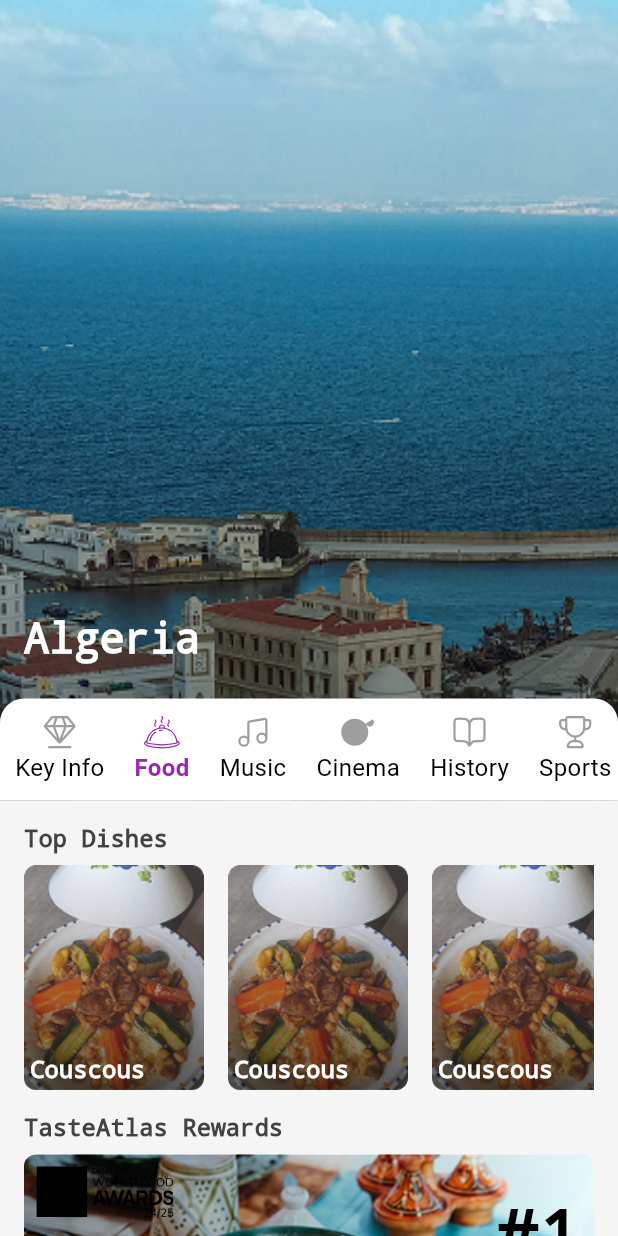
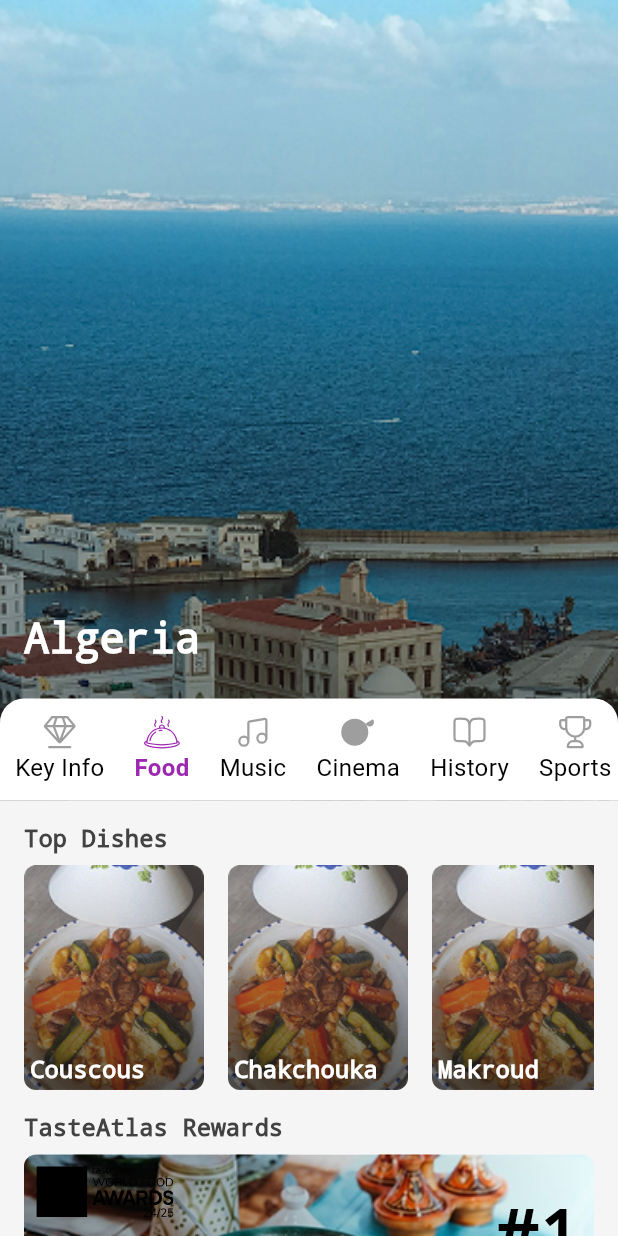
Before and after one commit to THA-Culterra/flutter-app, a Flutter app: the screen it shows after launch, after a tap on "Food", on a phone screen of 412 x 824 dp. Run offline on Flutter 3.47's test engine with Material 3 defaults, Android fonts, the phone set to English and light mode, and no system bars; our stand-ins replace firebase_auth, firebase_core, flutter_svg; missing offline and left inert: countries_world_map; accounts and stored records are empty.

Commit message:
implemented required country data from view model

```diff
--- a/lib/screens/Country/data/models/country.dart
+++ b/lib/screens/Country/data/models/country.dart
@@ -18,7 +18,7 @@ class Country{
     required this.description,
     required this.capital,
     required this.majorCities,
-    required this.language,
+    required this.languages,
     required this.currency,
     required this.religion,
     required this.dialCode,
@@ -36,7 +36,7 @@ class Country{
   String  description ;
   String  capital ;
   List<String>  majorCities ;
-  String  language ;
+  List<String>  languages ;
   String  currency ;
   Religion  religion ;
   String  dialCode ;
--- a/lib/screens/Country/data/models/dish.dart
+++ b/lib/screens/Country/data/models/dish.dart
@@ -8,9 +8,11 @@ class Dish {
     required this.name,
     required this.description,
     required this.mealType,
+    required this.imageUrl
   });
 
   String  name ;
   String  description ;
   MealType  mealType ;
+  String imageUrl;
 }
--- a/lib/screens/Country/data/models/emergency.dart
+++ b/lib/screens/Country/data/models/emergency.dart
@@ -8,8 +8,8 @@ class Emergency{
     required this.fire,
   });
 
-  String  police ;
-  String  ambulance ;
-  String  fire ;
+  int  police ;
+  int  ambulance ;
+  int  fire ;
 
 }
--- a/lib/screens/Country/presentation/country_view_model.dart
+++ b/lib/screens/Country/presentation/country_view_model.dart
@@ -30,7 +30,7 @@ class CountryViewModel {
       description: 'Algeria is a country in North Africa...',
       capital: 'Algiers',
       majorCities: ['Algiers', 'Oran', 'Constantine'],
-      language: 'Arabic',
+      languages: ['Arabic', "Amazigh"],
       currency: 'DZD',
       religion: Religion.islam,
       dialCode: '+213',
@@ -38,18 +38,23 @@ class CountryViewModel {
         dishes: [
           Dish(
             name: "Couscous",
-            description: "A staple dish made of steamed semolina served with vegetables and meat.",
+            description:
+                "A staple dish made of steamed semolina served with vegetables and meat.",
             mealType: MealType.dinner,
+            imageUrl: 'lib/core/assets/Couscous.png',
           ),
           Dish(
             name: "Chakchouka",
             description: "A spicy tomato and pepper stew with poached eggs.",
             mealType: MealType.breakfast,
+            imageUrl: 'lib/core/assets/Couscous.png',
           ),
           Dish(
             name: "Makroud",
-            description: "A sweet pastry filled with dates and nuts, often served with tea.",
+            description:
+                "A sweet pastry filled with dates and nuts, often served with tea.",
             mealType: MealType.dessert,
+            imageUrl: 'lib/core/assets/Couscous.png',
           ),
         ],
         restaurants: [
@@ -76,33 +81,33 @@ class CountryViewModel {
       music: Music(
         genres: [
           Genre(name: 'Raï', image: 'raï_image.jpg'),
-          Genre(name: 'Chaabi', image: 'chaabi_image.jpg')
+          Genre(name: 'Chaabi', image: 'chaabi_image.jpg'),
         ],
         topSongs: [
           Song(name: 'Didi', views: 1000),
-          Song(name: 'Abdel Kader', views: 2000)
+          Song(name: 'Abdel Kader', views: 2000),
         ],
         notableSingers: [
           Singer(name: 'Cheb Khaled', age: 60, songs: []),
-          Singer(name: 'Warda', age: 65, songs: [])
+          Singer(name: 'Warda', age: 65, songs: []),
         ],
       ),
       cinema: Cinema(
         topMovies: [
           Movie(name: 'The Battle of Algiers', image: 'battle.jpg'),
-          Movie(name: 'Outside the Law', image: 'outside.jpg')
+          Movie(name: 'Outside the Law', image: 'outside.jpg'),
         ],
         topTvShows: [
           TvShow(name: 'Algerian Comedy', image: 'comedy.jpg'),
-          TvShow(name: 'Algerian Talk Show', image: 'talkshow.jpg')
+          TvShow(name: 'Algerian Talk Show', image: 'talkshow.jpg'),
         ],
         famousActors: [
           Actor(name: 'Sami Bouajila', age: 50),
-          Actor(name: 'Leila Bekhti', age: 38)
+          Actor(name: 'Leila Bekhti', age: 38),
         ],
         directors: [
           Director(name: 'Rachid Bouchareb', age: 60),
-          Director(name: 'Merzak Allouache', age: 72)
+          Director(name: 'Merzak Allouache', age: 72),
         ],
       ),
       history: History(
@@ -112,19 +117,18 @@ class CountryViewModel {
       ),
       sport: Sport(),
       transport: Transport(
-        airports: ['Houari Boumediene International Airport', 'Oran Ahmed Ben Bella Airport'],
+        airports: [
+          'Houari Boumediene International Airport',
+          'Oran Ahmed Ben Bella Airport',
+        ],
         drivingSide: DrivingSide.right,
         taxiApps: ['Uber', 'Yassir'],
         metroSystems: [
           Metro(city: 'Algiers', image: 'algiers_metro.jpg'),
-          Metro(city: 'Oran', image: 'oran_metro.jpg')
+          Metro(city: 'Oran', image: 'oran_metro.jpg'),
         ],
       ),
-      emergency: Emergency(
-        police: '17',
-        ambulance: '14',
-        fire: '19',
-      ),
+      emergency: Emergency(police: 17, ambulance: 14, fire: 19),
     );
   }
 }
--- a/lib/screens/Country/presentation/features/cuisine.dart
+++ b/lib/screens/Country/presentation/features/cuisine.dart
@@ -53,28 +53,17 @@ class CuisineScreen extends StatelessWidget {
                         decoration: TextDecoration.none,
                       )
                   ),
-                  LabeledLink(
+                  Column(
+                    spacing: 16,
+                    children: cuisine.restaurants.map((restaurant) {
+                      return LabeledLink(
                         link: '',
-                      primLabel: 'Yulmaz',
-                      secLabel: 'Algiers',
+                        primLabel: restaurant.name,
+                        secLabel: restaurant.city,
                         icon: 'pin',
-                      imagePath: 'lib/core/assets/restau_placeholder.png'
-                  ),
-
-                  LabeledLink(
-                      link: '',
-                      primLabel: 'Yacine',
-                      secLabel: 'Oran',
-                      icon: 'pin',
-                      imagePath: 'lib/core/assets/restau_placeholder.png'
-                  ),
-
-                  LabeledLink(
-                      link: '',
-                      primLabel: 'El Maida',
-                      secLabel: 'Algiers',
-                      icon: 'pin',
-                      imagePath: 'lib/core/assets/restau_placeholder.png'
+                        imagePath: 'lib/core/assets/restau_placeholder.png',
+                      );
+                    }).toList(),
                   ),
                 ],
               ),
@@ -163,19 +152,14 @@ class CuisineScreen extends StatelessWidget {
           ),
           SizedBox(
             height: 150,
-          child: ListView(
+            child: ListView.separated(
               scrollDirection: Axis.horizontal,
               shrinkWrap: true,
-            children: [
-              CTCard(name: "Couscous"),
-              SizedBox(width: 16),
-              CTCard(name: "Couscous"),
-              SizedBox(width: 16),
-              CTCard(name: "Couscous"),
-            ],
+              itemCount: cuisine.dishes.length,
+              separatorBuilder: (context, _) => SizedBox(width: 16),
+              itemBuilder: (context, index) => CTCard(dish: cuisine.dishes[index]),
             ),
           )
-
       ]);
   }
 }
--- a/lib/screens/Country/presentation/features/emergency.dart
+++ b/lib/screens/Country/presentation/features/emergency.dart
@@ -28,9 +28,9 @@ class EmergencyScreen extends StatelessWidget {
                   fontWeight: FontWeight.w800,
                 ),
               ),
-              emergencyRow("police", "Police", 1548),
-              emergencyRow("ambulance", "Ambulance", 14),
-              emergencyRow("fire", "Fire", 14)
+              emergencyRow("police", "Police", emergency.police),
+              emergencyRow("ambulance", "Ambulance", emergency.ambulance),
+              emergencyRow("fire", "Fire", emergency.fire)
             ]
           ),
 
--- a/lib/screens/Country/presentation/features/key_info.dart
+++ b/lib/screens/Country/presentation/features/key_info.dart
@@ -19,23 +19,26 @@ class KeyInfoScreen extends StatelessWidget {
               spacing: 16,
               crossAxisAlignment: CrossAxisAlignment.start,
               children: [
-                description("Lorem ipsum dolor sit amet, consectetur adipiscing elit, sed do eiusmod tempor incididunt ut labore et..."),
+                description(country.description),
 
-                capitalItem("Algiers"),
+                capitalItem(country.capital),
 
                 Wrap(
                   spacing: 8,
                   runSpacing: 8,
-                  children: List.generate(10, (index) => city("City$index${index+1}")),
+                  children: List.generate(
+                      country.majorCities.length,
+                          (index) => city(country.majorCities[index])
+                  ),
                 ),
 
-                labelResponse("Official Language(s)", "Arabic, Amazigh"),
+                labelResponse("Official Language(s)", country.languages),
 
-                labelResponse("Currency", "Algerian dinar"),
+                labelResponse("Currency", ["Algerian dinar"]),
 
-                labelResponse("Major Religions", "Islam"),
+                labelResponse("Major Religions", ["Islam"]),
 
-                labelResponse("Dial Code", "+213")
+                labelResponse("Dial Code", ["+213"])
               ],
             ),
         ),
@@ -45,7 +48,7 @@ class KeyInfoScreen extends StatelessWidget {
     );
   }
 
-  Column labelResponse(String label, String response) {
+  Column labelResponse(String label, List<String> response) {
     return Column(
             crossAxisAlignment: CrossAxisAlignment.start,
             children: [
@@ -59,7 +62,7 @@ class KeyInfoScreen extends StatelessWidget {
                 ),
               ),
               Text(
-                response,
+                response.join(", "),
                 style: TextStyle(
                   fontSize: 16,
                   color: Colors.black,
--- a/lib/screens/Widgets/ct_card.dart
+++ b/lib/screens/Widgets/ct_card.dart
@@ -1,11 +1,13 @@
 import 'package:flutter/material.dart';
+
+import '../Country/data/models/dish.dart';
 class CTCard extends StatelessWidget {
   const CTCard({
     super.key,
-    required this.name,
+    required this.dish,
   });
 
-  final String name;
+  final Dish dish;
 
   @override
   Widget build(BuildContext context) {
@@ -18,7 +20,7 @@ class CTCard extends StatelessWidget {
             Image.asset(
               width: 120,
               height: 150,
-              'lib/core/assets/Couscous.png',
+              dish.imageUrl,
               fit: BoxFit.cover,
               opacity: const AlwaysStoppedAnimation(0.8), // Adjust opacity if needed
             ),
@@ -43,7 +45,7 @@ class CTCard extends StatelessWidget {
         Padding(
           padding: const EdgeInsets.all(4.0),
           child: Text(
-              "Couscous",
+              dish.name,
               style: TextStyle(
                 fontSize: 16,
                 color: Colors.white,
```
Lines whose indentation alone changed are shown as unchanged.
